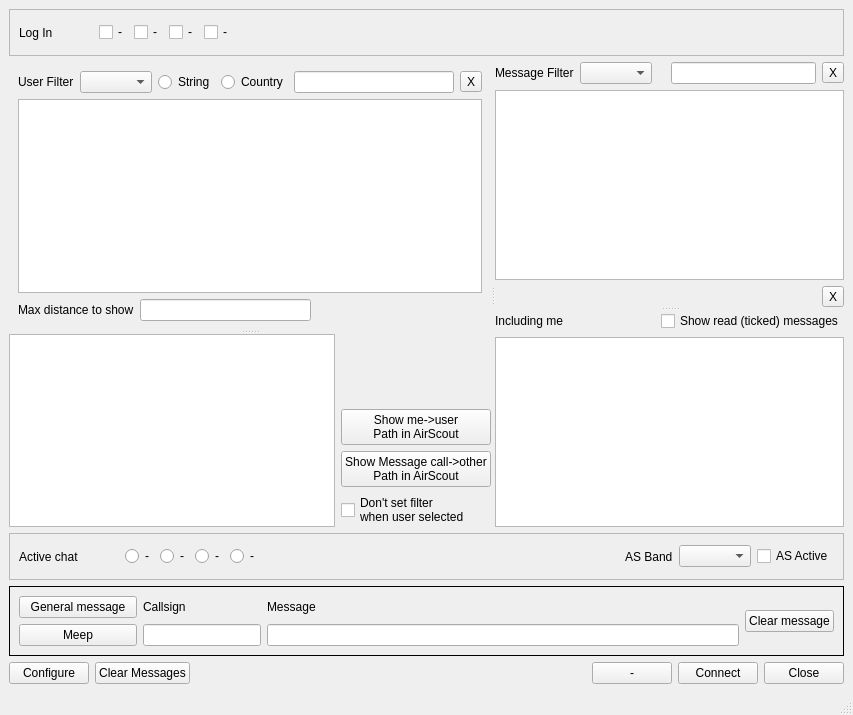
Old version of the form mqt/MqtKSTClient/kstmainwindow.ui in the repository Rsclub22/Minos2-Mirror.
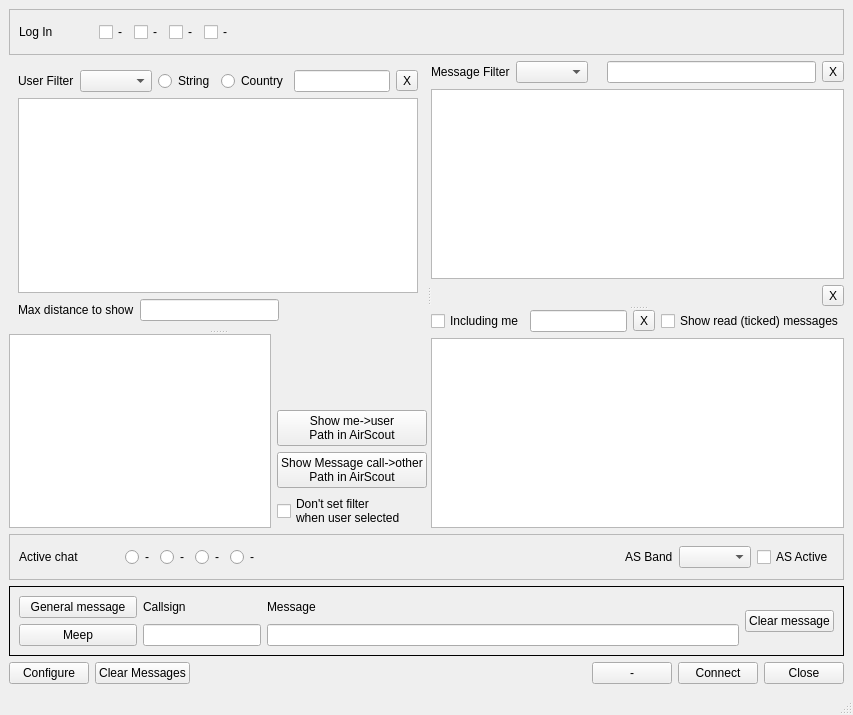
New version of the form. Custom widgets are drawn as their Qt base class.

The edit to the form file:
```diff
--- a/mqt/MqtKSTClient/kstmainwindow.ui
+++ b/mqt/MqtKSTClient/kstmainwindow.ui
@@ -303,7 +303,7 @@
        <property name="orientation">
         <enum>Qt::Vertical</enum>
        </property>
-       <widget class="QWidget" name="">
+       <widget class="QWidget" name="layoutWidget">
         <layout class="QVBoxLayout" name="verticalLayout_2">
          <item>
           <layout class="QHBoxLayout" name="horizontalLayout_3">
@@ -406,12 +406,26 @@
          <item>
           <layout class="QHBoxLayout" name="horizontalLayout_5">
            <item>
-            <widget class="QLabel" name="includeLabel">
+            <widget class="QCheckBox" name="includeMeCb">
              <property name="text">
               <string>Including me</string>
              </property>
             </widget>
            </item>
+           <item>
+            <widget class="QLineEdit" name="toMeFilter">
+             <property name="toolTip">
+              <string>Look for any of these strings (space separated) in messages</string>
+             </property>
+            </widget>
+           </item>
+           <item>
+            <widget class="QToolButton" name="clearMeepFiltersButton">
+             <property name="text">
+              <string>X</string>
+             </property>
+            </widget>
+           </item>
            <item>
             <widget class="QCheckBox" name="showReadcb">
              <property name="text">
```
